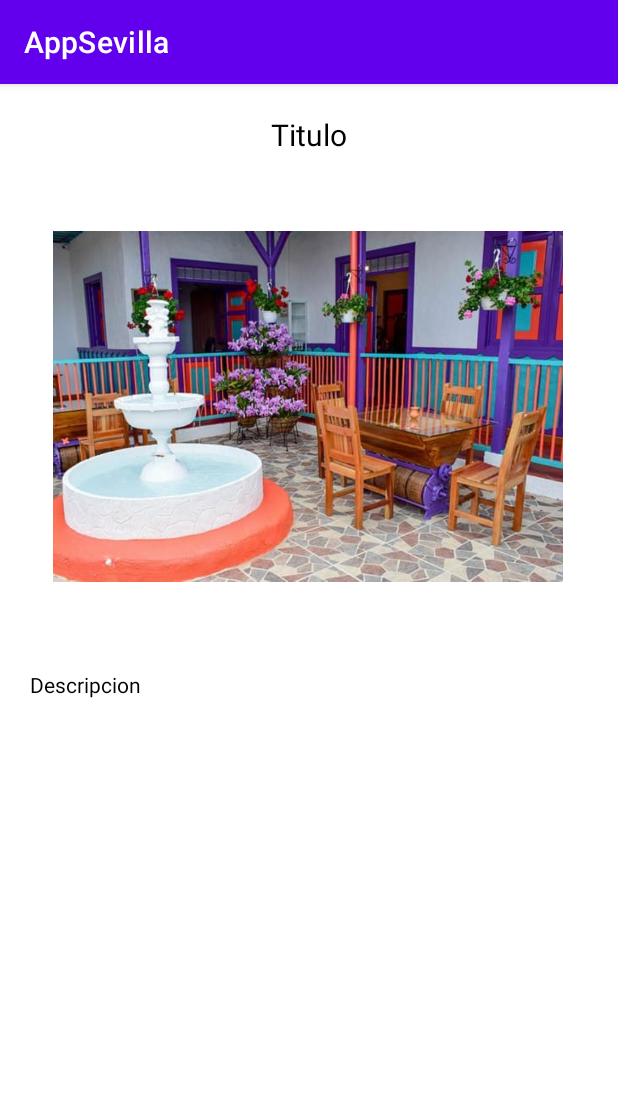
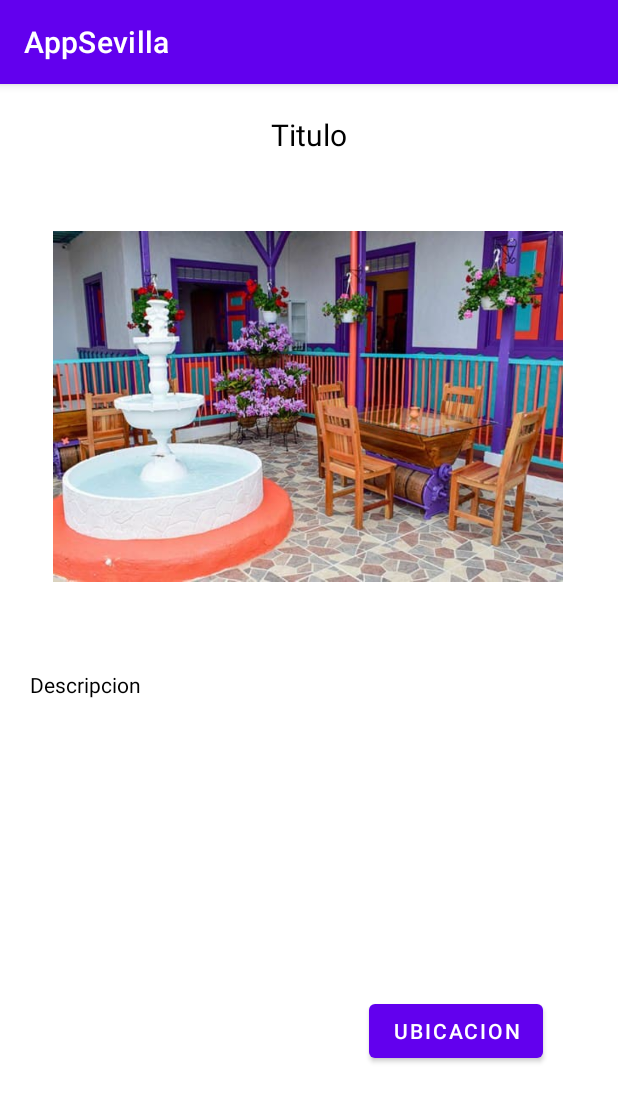
Before and after one commit to IDECOS/appSevilla, an Android app: the fragment DetailFragment shown on its own in the app's theme, on a phone screen of 412 x 824 dp. Shown: the top 1102 px of the screen. Run offline under Robolectric (Android 15) with nearby library versions, the phone set to English and light mode, and no system bars; pictures from the network do not load.

Commit message:
Actualizacion Rama Sprint 4

```diff
--- a/app/src/main/AndroidManifest.xml
+++ b/app/src/main/AndroidManifest.xml
@@ -12,7 +12,7 @@
         android:supportsRtl="true"
         android:theme="@style/Theme.AppSevilla">
         <activity
-            android:name=".MainActivity"
+            android:name=".ui.MainActivity"
             android:exported="true">
             <intent-filter>
                 <action android:name="android.intent.action.MAIN" />
--- a/app/src/main/java/com/example/appsevilla/api/APIService.kt
+++ b/app/src/main/java/com/example/appsevilla/api/APIService.kt
@@ -1,11 +1,12 @@
 package com.example.appsevilla.api
 
+
 import com.example.appsevilla.model.SitePoi
-import retrofit2.Response
 import retrofit2.http.GET
-import retrofit2.http.Url
 
-interface APIService {
-    @GET
-    fun getPoi (@Url url:String): Response<SitePoi>
+
+interface ApiService {
+    @GET("posts")
+    suspend fun requestPoi(): SitePoi
+
 }
--- a/app/src/main/java/com/example/appsevilla/model/SitePoi.kt
+++ b/app/src/main/java/com/example/appsevilla/model/SitePoi.kt
@@ -4,7 +4,7 @@ data class SitePoi(
     var id: Int,
     var name: String,
     var description: String,
-    var image:String,
+    var image: String,
     var geo: String,
     var temperature: String,
     var qualification: Int
--- a/app/src/main/java/com/example/appsevilla/ui/DetailFragment.kt
+++ b/app/src/main/java/com/example/appsevilla/ui/DetailFragment.kt
@@ -57,7 +57,7 @@ class DetailFragment : Fragment() {
     }
 
     private fun observeLiveData() {
-        siteViewModel.getSelected().observe(viewLifecycleOwner, { site ->
+        siteViewModel.getSiteObserver().observe(viewLifecycleOwner, { site ->
             title_label.text = site.name
             description_label.text = site.description
             geo = site.geo
@@ -75,11 +75,7 @@ class DetailFragment : Fragment() {
         val gmmIntentUri: Uri = Uri.parse("geo:$geo")
         val mapIntent = Intent(Intent.ACTION_VIEW, gmmIntentUri)
         mapIntent.setPackage("com.google.android.apps.maps")
-        //mapIntent.resolveActivity(packageManager).let {
-            startActivity(mapIntent)
-        //}
-
-
+        startActivity(mapIntent)
     }
 
     companion object {
--- a/app/src/main/java/com/example/appsevilla/viewmodel/SiteViewModel.kt
+++ b/app/src/main/java/com/example/appsevilla/viewmodel/SiteViewModel.kt
@@ -3,15 +3,27 @@ package com.example.appsevilla.viewmodel
 import androidx.lifecycle.LiveData
 import androidx.lifecycle.MutableLiveData
 import androidx.lifecycle.ViewModel
+import androidx.lifecycle.viewModelScope
+import com.example.appsevilla.api.ApiService
+import com.example.appsevilla.api.RetrofitFactory
 import com.example.appsevilla.model.SitePoi
+import kotlinx.coroutines.Dispatchers
+import kotlinx.coroutines.launch
 
 class SiteViewModel: ViewModel() {
 
-    private val selected = MutableLiveData<SitePoi>()
+   private var listSiteViewModel: MutableLiveData<SitePoi> = MutableLiveData()
 
-    fun getSelected(): LiveData<SitePoi> = selected
+    fun getSiteObserver(): LiveData<SitePoi>{
+        return listSiteViewModel
+    }
 
-    fun select(sitePoi: SitePoi){
-        selected.value = sitePoi
+    fun getApiPoi(){
+        viewModelScope.launch (Dispatchers.IO){
+            val retrofitFactory = RetrofitFactory.getRetrofitFactory()
+            val retroService = retrofitFactory.create(ApiService::class.java)
+            val response = retroService.requestPoi()
+            listSiteViewModel.postValue(response)
+        }
     }
 }
--- a/app/src/main/res/layout/activity_main.xml
+++ b/app/src/main/res/layout/activity_main.xml
@@ -5,7 +5,7 @@
     android:layout_width="match_parent"
     android:layout_height="match_parent"
     android:id="@+id/activity_main"
-    tools:context=".MainActivity">
+    tools:context=".ui.MainActivity">
 
     <fragment
         android:id="@+id/myNavHostFragment"
--- a/app/src/main/res/layout/fragment_detail.xml
+++ b/app/src/main/res/layout/fragment_detail.xml
@@ -1,14 +1,14 @@
 <?xml version="1.0" encoding="utf-8"?>
 <FrameLayout xmlns:android="http://schemas.android.com/apk/res/android"
+    xmlns:app="http://schemas.android.com/apk/res-auto"
     xmlns:tools="http://schemas.android.com/tools"
     android:layout_width="match_parent"
     android:layout_height="match_parent"
     android:id="@+id/fragment_detail"
-    tools:context=".DetailFragment">
+    tools:context=".ui.DetailFragment">
 
     <!-- TODO: Update blank fragment layout -->
     <androidx.constraintlayout.widget.ConstraintLayout
-        xmlns:app="http://schemas.android.com/apk/res-auto"
         android:layout_width="match_parent"
         android:layout_height="match_parent"
         android:layout_margin="16dp">
@@ -52,5 +52,18 @@
             app:layout_constraintTop_toBottomOf="@+id/title_view_detail"
             app:srcCompat="@drawable/ic_cafepalomino" />
 
+        <Button
+            android:id="@+id/ubication"
+            android:layout_width="wrap_content"
+            android:layout_height="wrap_content"
+            android:layout_marginTop="32dp"
+            android:text="Ubicacion"
+            app:layout_constraintBottom_toBottomOf="parent"
+            app:layout_constraintEnd_toEndOf="parent"
+            app:layout_constraintHorizontal_bias="0.87"
+            app:layout_constraintStart_toStartOf="parent"
+            app:layout_constraintTop_toBottomOf="@+id/text_description"
+            app:layout_constraintVertical_bias="0.182" />
+
     </androidx.constraintlayout.widget.ConstraintLayout>
 </FrameLayout>
--- a/app/src/main/res/layout/fragment_list_site.xml
+++ b/app/src/main/res/layout/fragment_list_site.xml
@@ -5,7 +5,7 @@
     android:id="@+id/fragment_list_site"
     android:layout_width="match_parent"
     android:layout_height="match_parent"
-    tools:context="com.example.appsevilla.ListSiteFragment">
+    tools:context="com.example.appsevilla.ui.ListSiteFragment">
 
     <androidx.constraintlayout.widget.ConstraintLayout
         android:layout_width="match_parent"
--- a/app/src/main/res/navigation/navigation.xml
+++ b/app/src/main/res/navigation/navigation.xml
@@ -7,7 +7,7 @@
 
     <fragment
         android:id="@+id/listSiteFragment"
-        android:name="com.example.appsevilla.ListSiteFragment"
+        android:name="com.example.appsevilla.ui.ListSiteFragment"
         android:label="Sitios de Interes"
         tools:layout="@layout/fragment_list_site">
         <action
@@ -31,7 +31,7 @@
         tools:layout="@layout/fragment_item_site" />
     <fragment
         android:id="@+id/detailFragment"
-        android:name="com.example.appsevilla.DetailFragment"
+        android:name="com.example.appsevilla.ui.DetailFragment"
         android:label="Informacion Sitio"
         tools:layout="@layout/fragment_detail">
         <argument
@@ -49,7 +49,7 @@
     </fragment>
     <fragment
         android:id="@+id/settingsFragment"
-        android:name="com.example.appsevilla.SettingsFragment"
+        android:name="com.example.appsevilla.ui.SettingsFragment"
         android:label="SettingsFragment" />
 
 </navigation>
```
Also changed, not shown: app/build.gradle (+2 -6 lines), app/src/main/java/com/example/appsevilla/adapter/SitiosAdapter.kt (+25 -13 lines), app/src/main/java/com/example/appsevilla/api/RetrofitFactory.kt (added, +23 -0 lines), app/src/main/java/com/example/appsevilla/ui/ListSiteFragment.kt (+35 -67 lines), app/src/main/java/com/example/appsevilla/ui/MainActivity.kt (+2 -29 lines).
